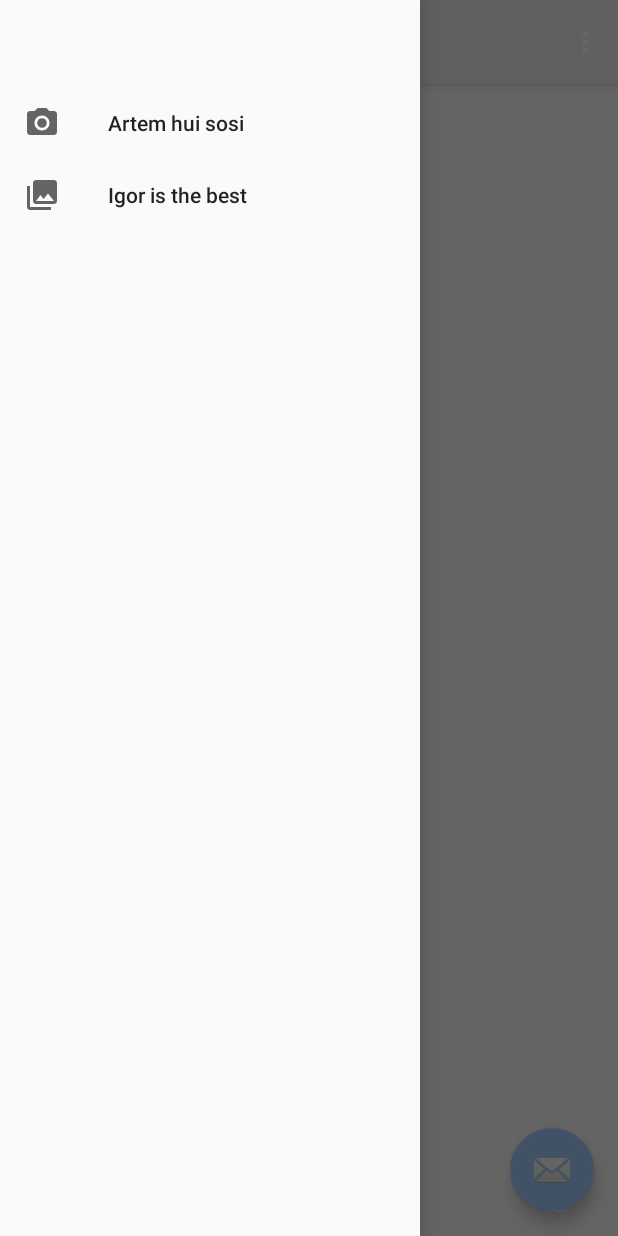
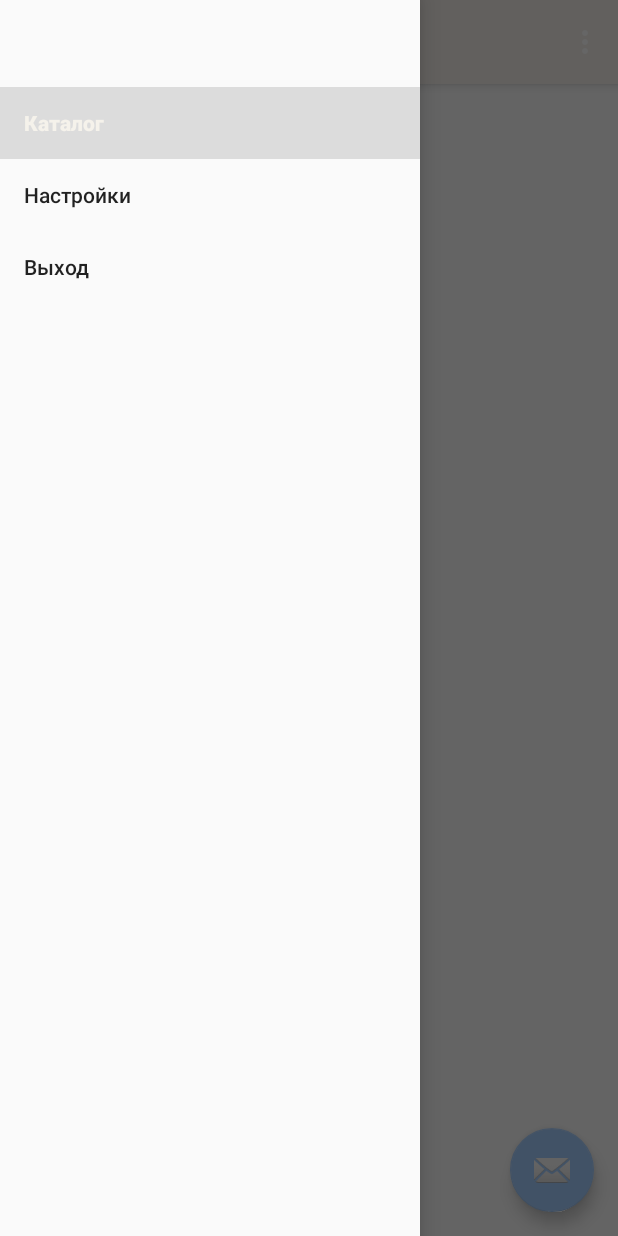
Before and after one commit to igorGlebov/WorkProject, an Android app: the CatalogueActivity screen opened directly, with no data from a screen before it, with the side drawer open, on a phone screen of 412 x 824 dp. Run offline under Robolectric (Android 15) with nearby library versions, the phone set to English and light mode, and no system bars.

Commit message:
Переделал менюшку, но пока не разобрался как поменять стиль

```diff
--- a/app/src/main/res/menu/activity_catalogue_drawer.xml
+++ b/app/src/main/res/menu/activity_catalogue_drawer.xml
@@ -1,17 +1,25 @@
 <?xml version="1.0" encoding="utf-8"?>
 <menu xmlns:android="http://schemas.android.com/apk/res/android"
     xmlns:tools="http://schemas.android.com/tools"
+    xmlns:app="http://schemas.android.com/apk/res-auto"
     tools:showIn="navigation_view">
 
     <group android:checkableBehavior="single">
         <item
-            android:id="@+id/nav_camera"
-            android:icon="@drawable/ic_menu_camera"
-            android:title="Artem hui sosi" />
+            android:id="@+id/katalog"
+            android:title="Каталог"
+            android:checked="true"/>
         <item
-            android:id="@+id/nav_gallery"
-            android:icon="@drawable/ic_menu_gallery"
-            android:title="Igor is the best" />
+            android:id="@+id/settings"
+            android:title="Настройки"
+            app:itemTextColor="@color/colorGreenYellow"
+            app:itemBackground="@color/colorGreenYellow"
+            app:itemIconTint="@color/colorGreenYellow"/>
+
+        <item
+            android:id="@+id/logOut"
+            android:title="Выход" />
+
     </group>
 
 </menu>
```
